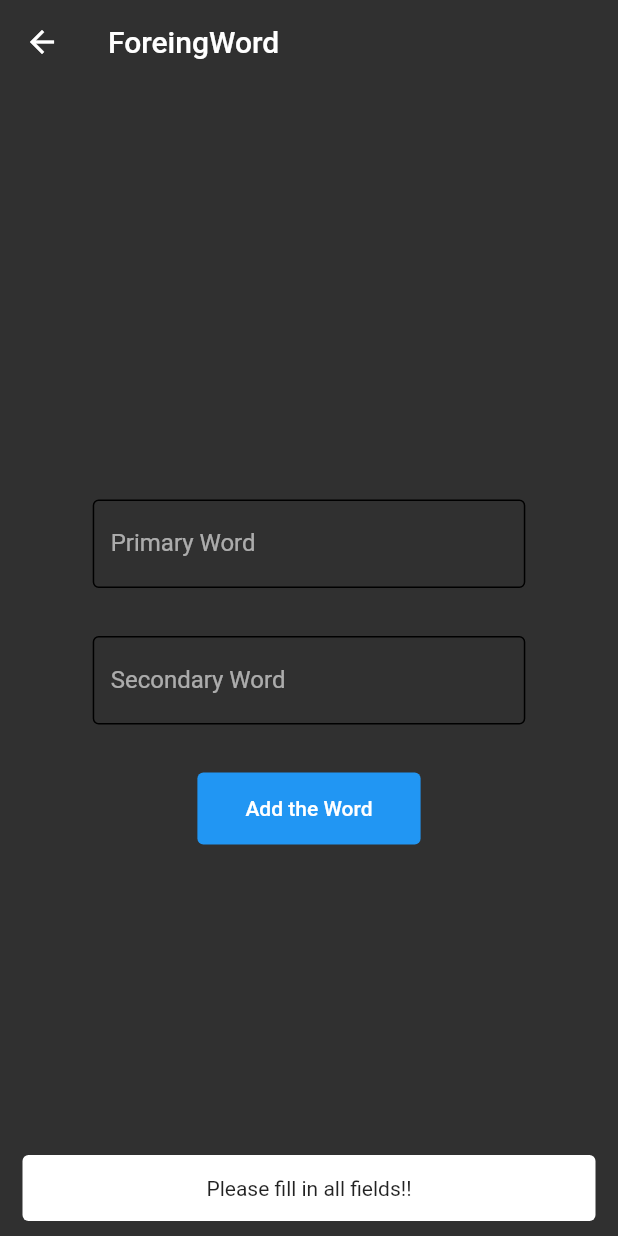
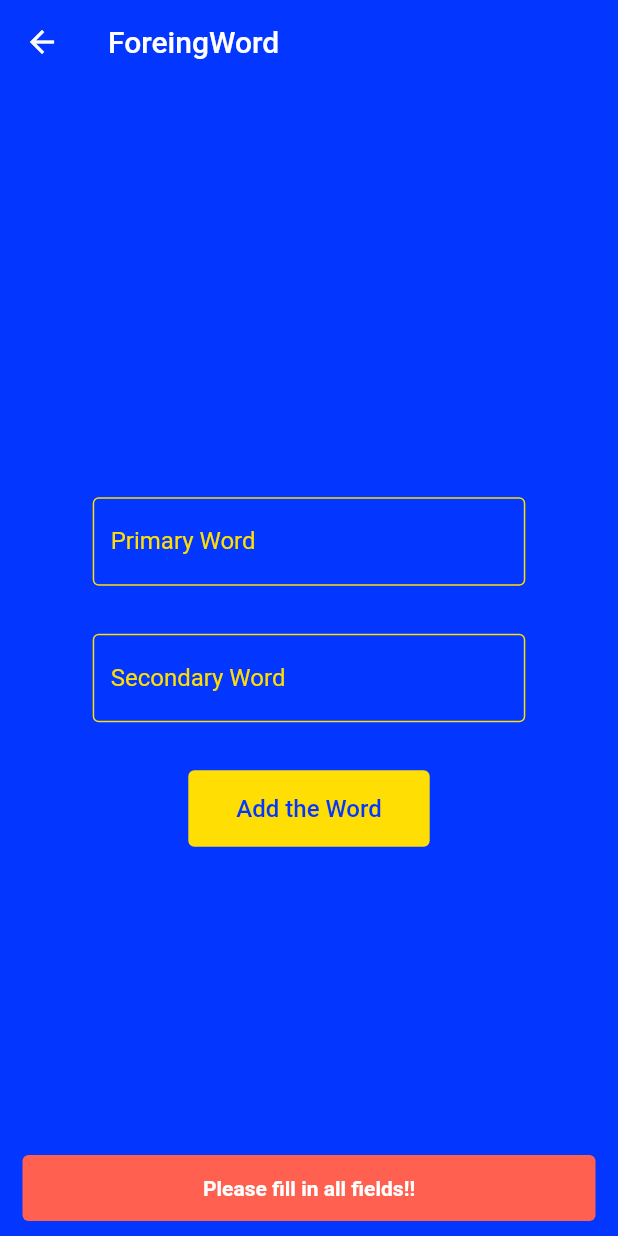
Before and after one commit to AhmetOcak/ForeingWordApp, a Flutter app: the AddWordView screen opened directly, after a tap on "Add the Word", on a phone screen of 412 x 824 dp. Run offline on Flutter 3.47's test engine with Material 2 defaults, Android fonts, the phone set to English and light mode, and no system bars; our stand-ins replace shared_preferences; accounts and stored records are empty.

Commit message:
colors changed

```diff
--- a/lib/core/constants/constants.dart
+++ b/lib/core/constants/constants.dart
@@ -11,7 +11,7 @@
 const Color SECONDARY_COLOR = Color(0xFFFFDE03);
 const Color WHITE = Color(0xFFFFFFFF);
 const Color CARD_TEXT_COLOR = Color(0xFF000000);
-const Color CARD_ICON_COLOR = Color(0xFF64FFDA);
+const Color ERROR_COLOR = Color(0xFFFF604F);
 
 // TEXTS
 const String HOME = "MY WORDS";
@@ -36,7 +36,7 @@
 const double BUTTON_TEXT_SIZE = 16.0;
 const double SELECTED_ICON_SIZE = 24.0;
 const double UNSELECTED_ICON_SIZE = 18.0;
-const int PAGE_CHANGE_DURATION = 1000;
+const int PAGE_CHANGE_DURATION = 500;
 const double APPBAR_ACTION_PADDING = 16.0;
 
 
@@ -49,6 +49,7 @@
 // CARD TEXTSTYLE
 TextStyle cardTextStyle() {
   return const TextStyle(
+    color: CARD_TEXT_COLOR,
     fontSize: CARD_TEXT_SIZE,
     fontWeight: FontWeight.bold,
   );
--- a/lib/feature/add_word/model/button.dart
+++ b/lib/feature/add_word/model/button.dart
@@ -18,6 +18,9 @@
         elevation: MaterialStateProperty.all(
           ELEVATION,
         ),
+        backgroundColor: MaterialStateProperty.all(
+          SECONDARY_COLOR,
+        ),
       ),
       onPressed: () {
         final isTrue = AddWordViewModel().addWord(
@@ -29,11 +32,21 @@
           primaryTextEditinController.clear();
           secondaryTextEditinController.clear();
           ScaffoldMessenger.of(context).showSnackBar(
-            SnackBarModel().snackBar(SUCCESSFULL, context),
+            SnackBarModel().snackBar(
+              SUCCESSFULL,
+              context,
+              PRIMARY_COLOR,
+              SECONDARY_COLOR,
+            ),
           );
         } else {
           ScaffoldMessenger.of(context).showSnackBar(
-            SnackBarModel().snackBar(UNSUCCESSFULL, context),
+            SnackBarModel().snackBar(
+              UNSUCCESSFULL,
+              context,
+              WHITE,
+              ERROR_COLOR,
+            ),
           );
         }
       },
@@ -42,10 +55,10 @@
       ),
       text: const Text(
         BUTTON_TEXT,
-        /*style: TextStyle(
-          color: WHITE,
+        style: TextStyle(
+          color: PRIMARY_COLOR,
           fontSize: BUTTON_TEXT_SIZE,
-        ),*/
+        ),
       ),
     );
   }
--- a/lib/feature/add_word/model/snackbar.dart
+++ b/lib/feature/add_word/model/snackbar.dart
@@ -2,14 +2,14 @@
 import 'package:foreing_word_app/core/constants/constants.dart';
 
 class SnackBarModel {
-  SnackBar snackBar(String content, BuildContext context) {
+  SnackBar snackBar(String content, BuildContext context, Color textColor, Color backgroundColor) {
     return SnackBar(
       content: Text(
         content,
         textAlign: TextAlign.center,
-        style: const TextStyle(
-          //color: PRIMARY_COLOR,
-          //fontWeight: FontWeight.bold,
+        style: TextStyle(
+          color: textColor,
+          fontWeight: FontWeight.bold,
         ),
       ),
       elevation: ELEVATION,
@@ -17,7 +17,7 @@
         seconds: 1,
       ),
       behavior: SnackBarBehavior.floating,
-      //backgroundColor: SECONDARY_COLOR,
+      backgroundColor: backgroundColor,
     );
   }
 }
--- a/lib/feature/add_word/model/textfied.dart
+++ b/lib/feature/add_word/model/textfied.dart
@@ -4,7 +4,10 @@
 
 class TextFieldModel {
   CustomTextField customTextField(
-      BuildContext context, TextEditingController textEditingController, String text) {
+    BuildContext context,
+    TextEditingController textEditingController,
+    String text,
+  ) {
     return CustomTextField(
       controller: textEditingController,
       padding: EdgeInsets.fromLTRB(
@@ -14,14 +17,22 @@
         TEXTFIELD_TB_PADDING,
       ),
       enabledBorder: const OutlineInputBorder(
-        borderSide: BorderSide(),
+        borderSide: BorderSide(
+          color: SECONDARY_COLOR,
+        ),
       ),
       focusedBorder: const OutlineInputBorder(
         borderSide: BorderSide(
-          color: Colors.blue
+          color: SECONDARY_COLOR,
         ),
       ),
       labelText: text,
+      style: const TextStyle(
+        color: SECONDARY_COLOR,
+      ),
+      labelStyle: const TextStyle(
+        color: SECONDARY_COLOR,
+      ),
     );
   }
 }
--- a/lib/feature/home/model/word_card.dart
+++ b/lib/feature/home/model/word_card.dart
@@ -34,7 +34,7 @@
                 quarterTurns: 1,
                 child: Icon(
                   Icons.compare_arrows_outlined,
-                  color: CARD_ICON_COLOR,
+                  color: PRIMARY_COLOR,
                 ),
               ),
               CardText(
```
Also changed, not shown: lib/feature/main_page.dart (+6 -2 lines), lib/main.dart (+10 -1 lines).
